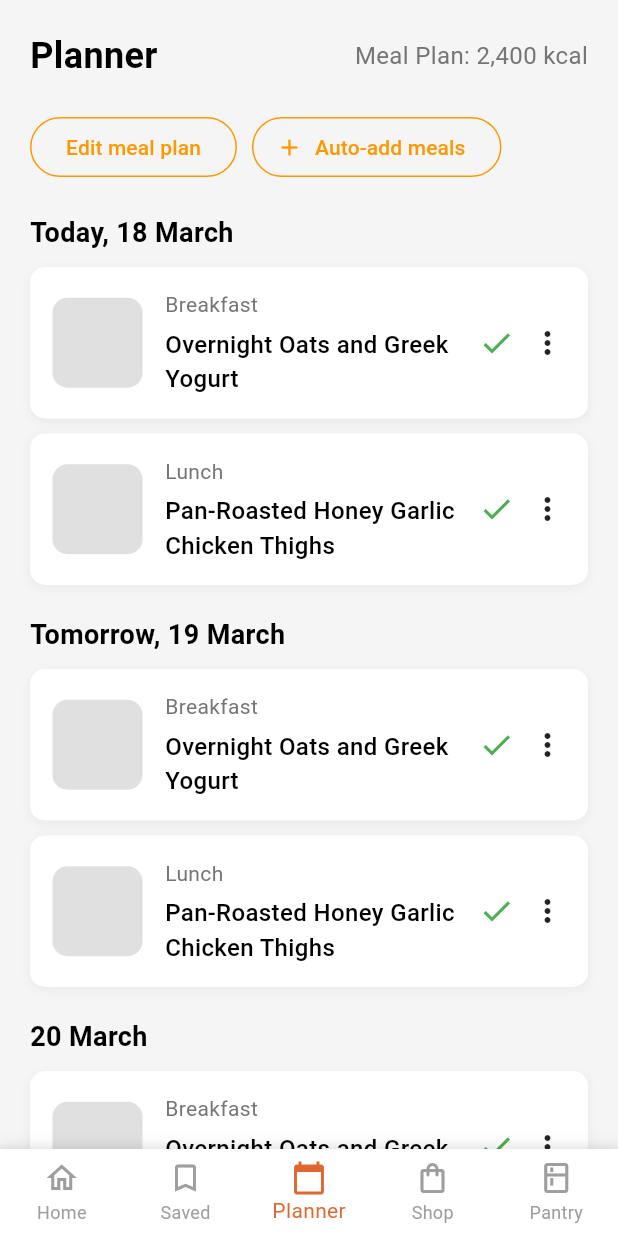
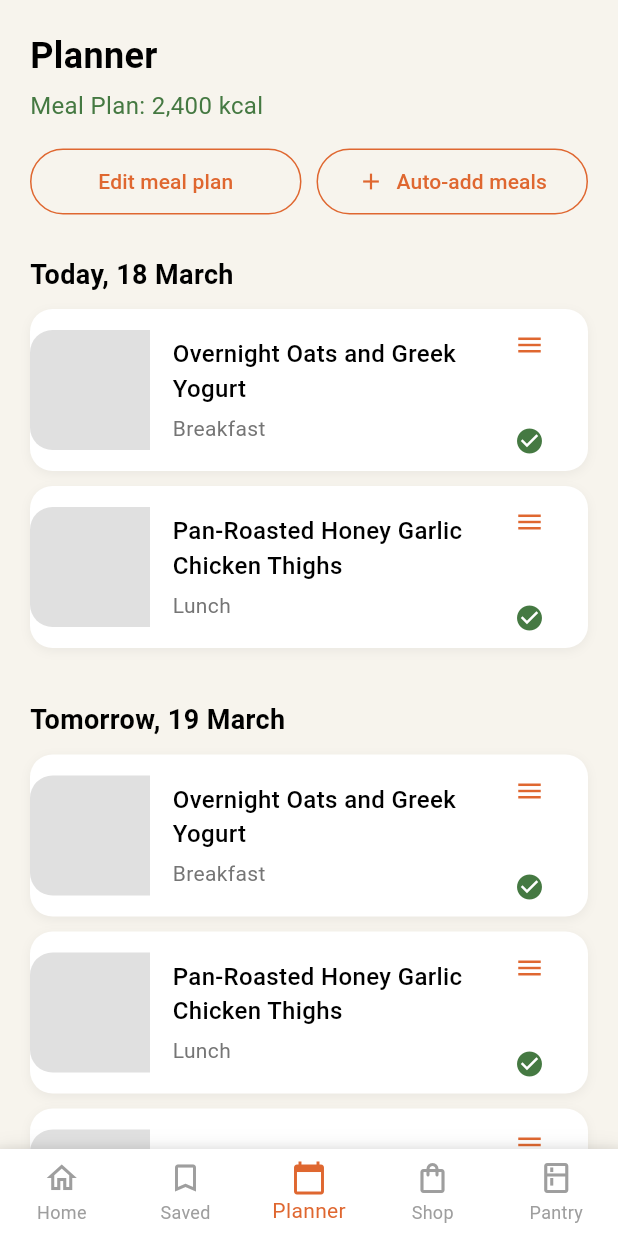
Before and after one commit to KennyTangg/Homii, a Flutter app: the HomeScreen screen opened directly, item 3 of the bottom bar chosen, on a phone screen of 412 x 824 dp. Run offline on Flutter 3.47's test engine with Material 3 defaults, Android fonts, the phone set to English and light mode, and no system bars; our stand-ins replace device_preview.

Commit message:
Update design and fix styling

```diff
--- a/lib/screens/home/cart_screen.dart
+++ b/lib/screens/home/cart_screen.dart
@@ -6,9 +6,9 @@ class CartScreen extends StatelessWidget {
   @override
   Widget build(BuildContext context) {
     return Scaffold(
-      backgroundColor: Color(0xFFF5F5F0),
+      backgroundColor: Theme.of(context).colorScheme.surface,
       appBar: AppBar(
-        backgroundColor: Color(0xFFF5F5F0),
+        backgroundColor: Theme.of(context).colorScheme.surface,
         elevation: 0,
         title: const Text(
           'My Cart',
--- a/lib/screens/home/home_screen.dart
+++ b/lib/screens/home/home_screen.dart
@@ -38,7 +38,7 @@ class _HomeScreenState extends State<HomeScreen> {
   @override
   Widget build(BuildContext context) {
     return Scaffold(
-      backgroundColor: Colors.grey[100],
+      backgroundColor: Theme.of(context).colorScheme.surface,
       body: _getCurrentPage(),
       bottomNavigationBar: Container(
         decoration: BoxDecoration(
--- a/lib/screens/home/planner_screen.dart
+++ b/lib/screens/home/planner_screen.dart
@@ -6,15 +6,12 @@ class PlannerScreen extends StatelessWidget {
   @override
   Widget build(BuildContext context) {
     return Scaffold(
-      backgroundColor: Colors.grey[100],
+      backgroundColor: Theme.of(context).colorScheme.surface,
       body: SafeArea(
         child: SingleChildScrollView(
           padding: const EdgeInsets.all(20.0),
           child: Column(
             crossAxisAlignment: CrossAxisAlignment.start,
-            children: [
-              Row(
-                mainAxisAlignment: MainAxisAlignment.spaceBetween,
             children: [
               const Text(
                 'Planner',
@@ -23,44 +20,64 @@ class PlannerScreen extends StatelessWidget {
                   fontWeight: FontWeight.bold,
                 ),
               ),
+              const SizedBox(height: 5),
               Text(
                 'Meal Plan: 2,400 kcal',
                 style: TextStyle(
-                      color: Colors.grey[600],
+                  color: Theme.of(context).colorScheme.primary,
                   fontSize: 16,
+                ),
+              ),
+              const SizedBox(height: 15),
+              Row(
+                children: [
+                  Expanded(
+                    child: OutlinedButton(
+                      onPressed: () {},
+                      style: OutlinedButton.styleFrom(
+                        foregroundColor: Theme.of(context).colorScheme.secondary,
+                        side: BorderSide(color: Theme.of(context).colorScheme.secondary),
+                        shape: RoundedRectangleBorder(
+                          borderRadius: BorderRadius.circular(30),
+                        ),
+                        padding: const EdgeInsets.symmetric(vertical: 12),
+                      ),
+                      child: const Text('Edit meal plan'),
+                    ),
+                  ),
+                  const SizedBox(width: 10),
+                  Expanded(
+                    child: OutlinedButton.icon(
+                      onPressed: () {},
+                      icon: const Icon(Icons.add),
+                      label: const Text('Auto-add meals'),
+                      style: OutlinedButton.styleFrom(
+                        foregroundColor: Theme.of(context).colorScheme.secondary,
+                        side: BorderSide(color: Theme.of(context).colorScheme.secondary),
+                        shape: RoundedRectangleBorder(
+                          borderRadius: BorderRadius.circular(30),
+                        ),
+                        padding: const EdgeInsets.symmetric(vertical: 12),
+                      ),
                     ),
                   ),
                 ],
               ),
-              const SizedBox(height: 20),
-              Row(
-                children: [
-                  OutlinedButton(
-                    onPressed: () {},
-                    style: OutlinedButton.styleFrom(
-                      foregroundColor: Colors.orange,
-                      side: const BorderSide(color: Colors.orange),
-                    ),
-                    child: const Text('Edit meal plan'),
-                  ),
-                  const SizedBox(width: 10),
-                  OutlinedButton.icon(
-                    onPressed: () {},
-                    icon: const Icon(Icons.add),
-                    label: const Text('Auto-add meals'),
-                    style: OutlinedButton.styleFrom(
-                      foregroundColor: Colors.orange,
-                      side: const BorderSide(color: Colors.orange),
-                    ),
-                  ),
-                ],
-              ),
-              const SizedBox(height: 20),
-              _buildDaySection('Today, 18 March'),
-              const SizedBox(height: 20),
-              _buildDaySection('Tomorrow, 19 March'),
-              const SizedBox(height: 20),
-              _buildDaySection('20 March'),
+              const SizedBox(height: 25),
+              _buildDaySection(context, 'Today, 18 March', [
+                _MealInfo('Overnight Oats and Greek Yogurt', 'Breakfast'),
+                _MealInfo('Pan-Roasted Honey Garlic Chicken Thighs', 'Lunch'),
+              ]),
+              const SizedBox(height: 25),
+              _buildDaySection(context, 'Tomorrow, 19 March', [
+                _MealInfo('Overnight Oats and Greek Yogurt', 'Breakfast'),
+                _MealInfo('Pan-Roasted Honey Garlic Chicken Thighs', 'Lunch'),
+                _MealInfo('Braised Beef Stir Fry', 'Dinner'),
+              ]),
+              const SizedBox(height: 25),
+              _buildDaySection(context, '20 March', [
+                _MealInfo('Overnight Oats and Greek Yogurt', 'Breakfast'),
+              ]),
               const SizedBox(height: 30),
             ],
           ),
@@ -69,7 +86,7 @@ class PlannerScreen extends StatelessWidget {
     );
   }
 
-  Widget _buildDaySection(String date) {
+  Widget _buildDaySection(BuildContext context, String date, List<_MealInfo> meals) {
     return Column(
       crossAxisAlignment: CrossAxisAlignment.start,
       children: [
@@ -81,25 +98,19 @@ class PlannerScreen extends StatelessWidget {
           ),
         ),
         const SizedBox(height: 10),
-        _buildMealCard('Breakfast', 'Overnight Oats and Greek Yogurt'),
-        const SizedBox(height: 10),
-        _buildMealCard('Lunch', 'Pan-Roasted Honey Garlic Chicken Thighs'),
+        ...meals.map((meal) => Padding(
+          padding: const EdgeInsets.only(bottom: 10),
+          child: _buildMealCard(context, meal.recipe, meal.mealType),
+        )).toList(),
       ],
     );
   }
 
-  Widget _buildMealCard(String mealType, String recipe) {
-    return GestureDetector(
-      onTap: () {
-        // Handle tap on meal card
-        print('Tapped on $mealType: $recipe');
-        // You can navigate to a detail screen here
-      },
-      child: Container(
-        padding: const EdgeInsets.all(15),
+  Widget _buildMealCard(BuildContext context, String recipe, String mealType) {
+    return Container(
       decoration: BoxDecoration(
         color: Colors.white,
-          borderRadius: BorderRadius.circular(10),
+        borderRadius: BorderRadius.circular(15),
         boxShadow: [
           BoxShadow(
             color: Colors.black.withOpacity(0.05),
@@ -111,11 +122,14 @@ class PlannerScreen extends StatelessWidget {
       child: Row(
         children: [
           Container(
-              width: 60,
-              height: 60,
+            width: 80,
+            height: 80,
             decoration: BoxDecoration(
               color: Colors.grey[300],
-                borderRadius: BorderRadius.circular(10),
+              borderRadius: const BorderRadius.only(
+                topLeft: Radius.circular(15),
+                bottomLeft: Radius.circular(15),
+              ),
             ),
           ),
           const SizedBox(width: 15),
@@ -124,29 +138,57 @@ class PlannerScreen extends StatelessWidget {
               crossAxisAlignment: CrossAxisAlignment.start,
               children: [
                 Text(
+                  recipe,
+                  style: const TextStyle(
+                    fontSize: 16,
+                    fontWeight: FontWeight.w500,
+                  ),
+                ),
+                const SizedBox(height: 5),
+                Text(
                   mealType,
                   style: TextStyle(
                     color: Colors.grey[600],
                     fontSize: 14,
                   ),
                 ),
-                  const SizedBox(height: 5),
-                  Text(
-                    recipe,
-                    style: const TextStyle(
-                      fontSize: 16,
-                      fontWeight: FontWeight.w500,
+              ],
+            ),
+          ),
+          Column(
+            mainAxisAlignment: MainAxisAlignment.spaceBetween,
+            children: [
+              IconButton(
+                icon: Icon(
+                  Icons.menu,
+                  color: Theme.of(context).colorScheme.secondary,
+                ),
+                onPressed: () {},
+                padding: EdgeInsets.zero,
+                constraints: const BoxConstraints(),
+                iconSize: 20,
+              ),
+              const SizedBox(height: 30),
+              Padding(
+                padding: const EdgeInsets.only(bottom: 10.0),
+                child: Icon(
+                  Icons.check_circle,
+                  color: Theme.of(context).colorScheme.primary,
+                  size: 20,
                 ),
               ),
             ],
           ),
-            ),
-            const Icon(Icons.check, color: Colors.green),
-            const SizedBox(width: 10),
-            const Icon(Icons.more_vert),
+          const SizedBox(width: 15),
         ],
-        ),
       ),
     );
   }
 }
+
+class _MealInfo {
+  final String recipe;
+  final String mealType;
+
+  _MealInfo(this.recipe, this.mealType);
+}
```
Also changed, not shown: lib/main.dart (+14 -0 lines), lib/screens/home/shop_screen.dart (+30 -21 lines). Lines whose indentation alone changed are shown as unchanged.
